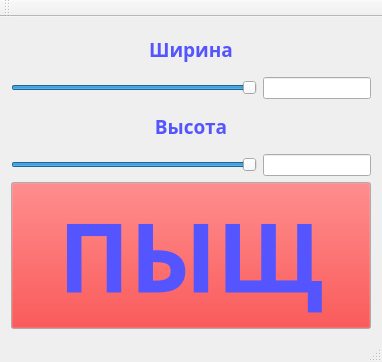
Old version of the form simplemazegen/simplemazegen.ui in the repository Artem461/simplemazegen.
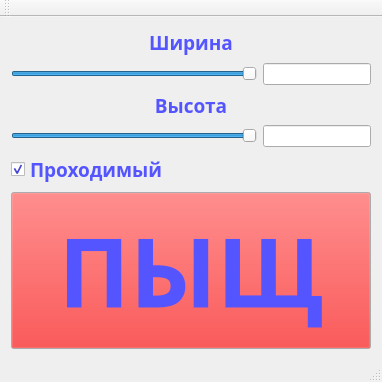
New version of the form.

Commit message: Added ability that builds path through maze, so it can be passed

```diff
--- a/simplemazegen/simplemazegen.ui
+++ b/simplemazegen/simplemazegen.ui
@@ -7,7 +7,7 @@
     <x>0</x>
     <y>0</y>
     <width>382</width>
-    <height>362</height>
+    <height>382</height>
    </rect>
   </property>
   <property name="palette">
@@ -105,12 +105,30 @@
    <string>simplemazegen</string>
   </property>
   <widget class="QWidget" name="centralWidget">
-   <layout class="QGridLayout" name="gridLayout_3">
+   <layout class="QGridLayout" name="gridLayout_5">
     <item row="0" column="0">
-     <layout class="QVBoxLayout" name="verticalLayout_2">
-      <item>
-       <layout class="QVBoxLayout" name="verticalLayout">
-        <item>
+     <layout class="QGridLayout" name="gridLayout_4">
+      <item row="0" column="0">
+       <layout class="QGridLayout" name="gridLayout_3">
+        <item row="2" column="0">
+         <widget class="QCheckBox" name="mazePassCheckBox">
+          <property name="font">
+           <font>
+            <family>Arial Black</family>
+            <pointsize>14</pointsize>
+            <weight>75</weight>
+            <bold>true</bold>
+           </font>
+          </property>
+          <property name="text">
+           <string>Проходимый</string>
+          </property>
+          <property name="checked">
+           <bool>true</bool>
+          </property>
+         </widget>
+        </item>
+        <item row="0" column="0">
          <layout class="QGridLayout" name="gridLayout">
           <item row="0" column="0">
            <widget class="QLabel" name="widthLabel">
@@ -171,7 +189,7 @@
           </item>
          </layout>
         </item>
-        <item>
+        <item row="1" column="0">
          <layout class="QGridLayout" name="gridLayout_2">
           <item row="0" column="0">
            <widget class="QLabel" name="heightLabel">
@@ -237,7 +255,7 @@
         </item>
        </layout>
       </item>
-      <item>
+      <item row="1" column="0">
        <widget class="QPushButton" name="generateButton">
         <property name="sizePolicy">
          <sizepolicy hsizetype="Preferred" vsizetype="Preferred">
```
The commit also changes 3 other files.
